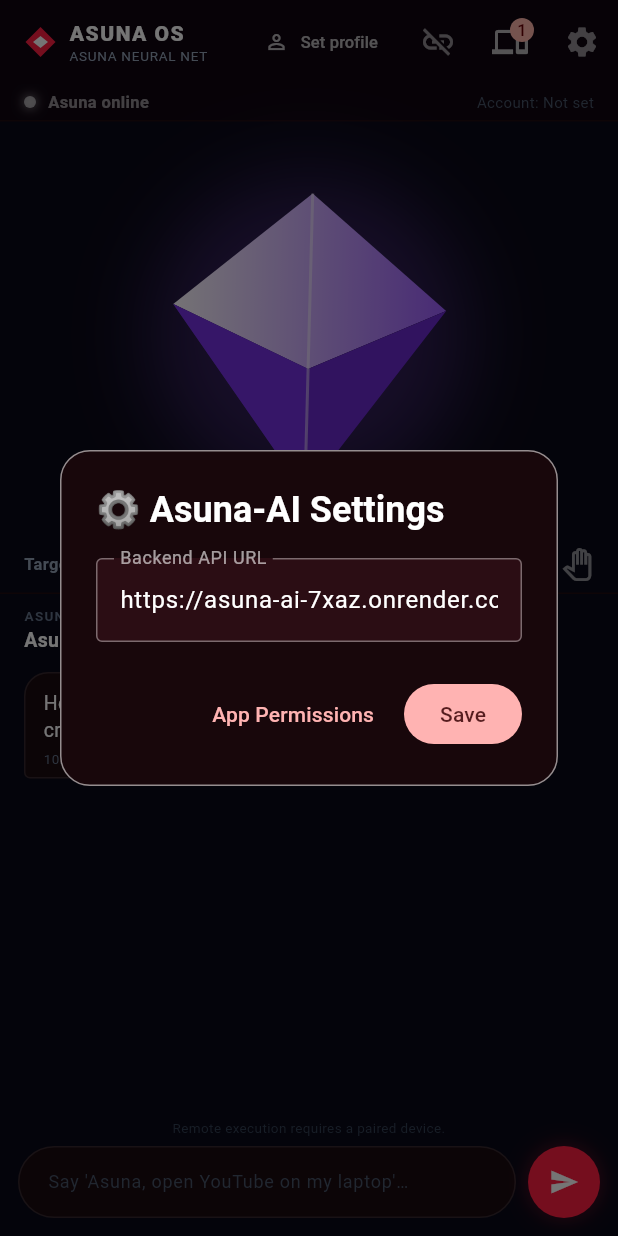
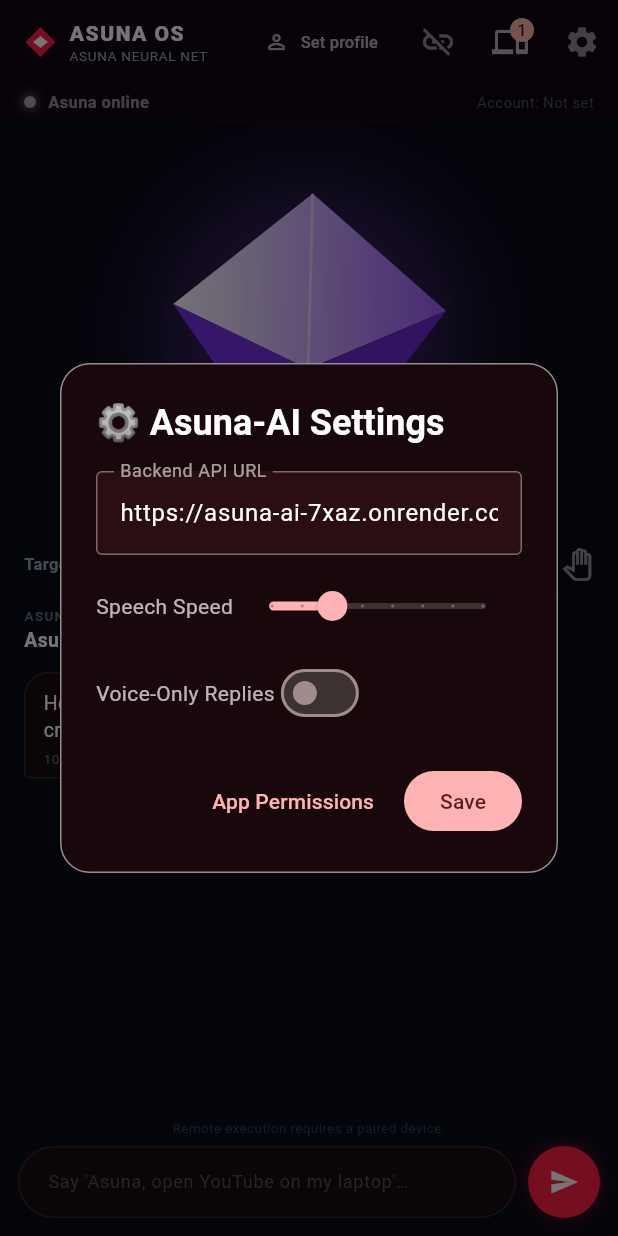
Before and after one commit to GSampathChary/ASUNA-AI, a Flutter app: the AsunaHomeScreen screen opened directly with empty values, after a tap on the "settings" icon, on a phone screen of 412 x 824 dp. Run offline on Flutter 3.47's test engine with Material 3 defaults, Android fonts, the phone set to English and light mode, and no system bars; our stand-ins replace camera, flutter_tts, permission_handler, shared_preferences, speech_to_text; missing offline and left inert: hand_landmarker; accounts and stored records are empty.

Commit message:
feat: add voice reply preferences

```diff
--- a/apps/mobile/flutter/lib/main.dart
+++ b/apps/mobile/flutter/lib/main.dart
@@ -161,6 +161,8 @@ class _AsunaHomeScreenState extends State<AsunaHomeScreen> {
   bool _listening = false;
   bool _permissionsRequested = false;
   List<Map<String, dynamic>> _connectedDevices = [];
+  double? _speechRate;
+  bool _voiceOnly = false;
 
   late final RemoteAgentService _remoteAgent;
   late final List<_ChatMessage> _messages;
@@ -192,7 +194,12 @@ class _AsunaHomeScreenState extends State<AsunaHomeScreen> {
     final granted = await _permissions.requestRequiredPermissions();
     if (!mounted) return;
     setState(() => _permissionsRequested = true);
+    // Load persisted voice settings
+    final prefs = await SharedPreferences.getInstance();
+    _speechRate = double.tryParse(prefs.getString('voice_rate') ?? '0.48') ?? 0.48;
+    _voiceOnly = prefs.getBool('voice_only') ?? false;
     await _voice.initialize(onError: _showNotice);
+    await _voice.setSpeechRate(_speechRate!);
     final denied = granted.entries
         .where((e) => e.value != PermissionStatus.granted)
         .map((e) => e.key.toString().split('.').last)
@@ -215,7 +222,9 @@ class _AsunaHomeScreenState extends State<AsunaHomeScreen> {
     if (message.isEmpty || _sending) return;
     setState(() {
       _messages.add(_ChatMessage(message, true));
-      _messages.add(_ChatMessage('Asuna is processing…', false));
+      if (!_voiceOnly) {
+        _messages.add(_ChatMessage('Asuna is processing…', false));
+      }
       _sending = true;
       _state = 'THINKING';
       _statusText = 'Processing…';
@@ -243,7 +252,9 @@ class _AsunaHomeScreenState extends State<AsunaHomeScreen> {
       );
       if (!mounted) return;
       setState(() {
-        _messages[pendingIndex] = _ChatMessage(reply, false);
+        if (!_voiceOnly) {
+          _messages[pendingIndex] = _ChatMessage(reply, false);
+        }
         _state = 'SPEAKING';
         _statusText = 'Asuna online';
       });
@@ -433,7 +444,49 @@ class _AsunaHomeScreenState extends State<AsunaHomeScreen> {
             side: const BorderSide(color: Colors.white54)),
         title: const Text('⚙️ Asuna-AI Settings',
             style: TextStyle(color: Colors.white, fontWeight: FontWeight.bold)),
-        content: _dialogField(api, 'Backend API URL', TextInputType.url),
+        content: Column(
+          mainAxisSize: MainAxisSize.min,
+          children: [
+            _dialogField(api, 'Backend API URL', TextInputType.url),
+            const SizedBox(height: 10),
+            // Speech rate slider
+            Row(
+              children: [
+                const Text('Speech Speed', style: TextStyle(color: Colors.white70)),
+                Expanded(
+                  child: Slider(
+                    min: 0.3,
+                    max: 1.0,
+                    divisions: 7,
+                    value: _speechRate ?? 0.48,
+                    label: (_speechRate ?? 0.48).toStringAsFixed(2),
+                    onChanged: (v) async {
+                      setState(() => _speechRate = v);
+                      await _voice.setSpeechRate(v);
+                      final prefs = await SharedPreferences.getInstance();
+                      await prefs.setString('voice_rate', v.toString());
+                    },
+                  ),
+                ),
+              ],
+            ),
+            const SizedBox(height: 10),
+            // Voice‑only toggle
+            Row(
+              children: [
+                const Text('Voice‑Only Replies', style: TextStyle(color: Colors.white70)),
+                Switch.adaptive(
+                  value: _voiceOnly,
+                  onChanged: (v) async {
+                    setState(() => _voiceOnly = v);
+                    final prefs = await SharedPreferences.getInstance();
+                    await prefs.setBool('voice_only', v);
+                  },
+                ),
+              ],
+            ),
+          ],
+        ),
         actions: [
           TextButton(onPressed: _permissions.openSettings, child: const Text('App Permissions')),
           FilledButton(
--- a/apps/mobile/flutter/lib/services/voice_service.dart
+++ b/apps/mobile/flutter/lib/services/voice_service.dart
@@ -6,21 +6,32 @@ class VoiceService {
   final SpeechToText _speech = SpeechToText();
   final FlutterTts _tts = FlutterTts();
   bool _ready = false;
+  double _speechRate = 0.48;
 
   Future<bool> initialize({required void Function(String) onError}) async {
     _ready = await _speech.initialize(onError: (error) => onError(error.errorMsg));
-    await _tts.setSpeechRate(0.48);
+    await _tts.setSpeechRate(_speechRate);
     return _ready;
   }
 
   bool get isListening => _speech.isListening;
+  double get speechRate => _speechRate;
+
+  /// Set the speech rate for TTS. Accepts values between 0.0 and 1.0.
+  Future<void> setSpeechRate(double rate) async {
+    _speechRate = rate.clamp(0.3, 1.0);
+    if (_ready) {
+      await _tts.setSpeechRate(_speechRate);
+    }
+  }
 
   Future<void> listen(void Function(String words, bool isFinal) onResult) async {
     if (!_ready) throw StateError('Speech recognition is unavailable on this device.');
     await _speech.listen(
       onResult: (SpeechRecognitionResult result) => onResult(result.recognizedWords, result.finalResult),
-      listenFor: const Duration(seconds: 35),
-      pauseFor: const Duration(seconds: 4),
+      // Faster response for live calls
+      listenFor: const Duration(seconds: 15),
+      pauseFor: const Duration(seconds: 2),
       partialResults: true,
       localeId: 'en_IN',
     );
```
